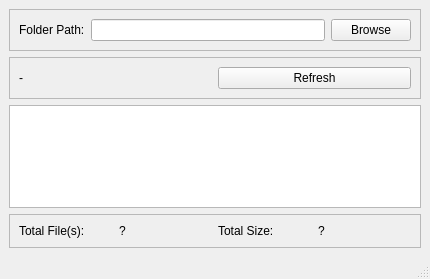
Qt form MainWindow.ui (edgul/FileViewer) before a commit.
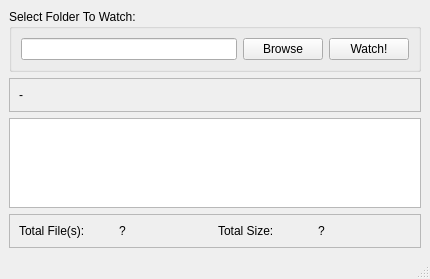
The same form after that commit.

Diff of the .ui file:
```diff
--- a/MainWindow.ui
+++ b/MainWindow.ui
@@ -16,21 +16,11 @@
   <widget class="QWidget" name="centralwidget">
    <layout class="QVBoxLayout" name="verticalLayout">
     <item>
-     <widget class="QFrame" name="frame">
-      <property name="frameShape">
-       <enum>QFrame::StyledPanel</enum>
+     <widget class="QGroupBox" name="groupBox">
+      <property name="title">
+       <string>Select Folder To Watch:</string>
       </property>
-      <property name="frameShadow">
-       <enum>QFrame::Raised</enum>
-      </property>
-      <layout class="QHBoxLayout" name="horizontalLayout_2">
-       <item>
-        <widget class="QLabel" name="label">
-         <property name="text">
-          <string>Folder Path:</string>
-         </property>
-        </widget>
-       </item>
+      <layout class="QHBoxLayout" name="horizontalLayout_4">
        <item>
         <widget class="QLineEdit" name="lineedit_folder_path"/>
        </item>
@@ -41,6 +31,13 @@
          </property>
         </widget>
        </item>
+       <item>
+        <widget class="QPushButton" name="button_watch">
+         <property name="text">
+          <string>Watch!</string>
+         </property>
+        </widget>
+       </item>
       </layout>
      </widget>
     </item>
@@ -60,13 +57,6 @@
          </property>
         </widget>
        </item>
-       <item>
-        <widget class="QPushButton" name="button_refresh">
-         <property name="text">
-          <string>Refresh</string>
-         </property>
-        </widget>
-       </item>
       </layout>
      </widget>
     </item>
```
